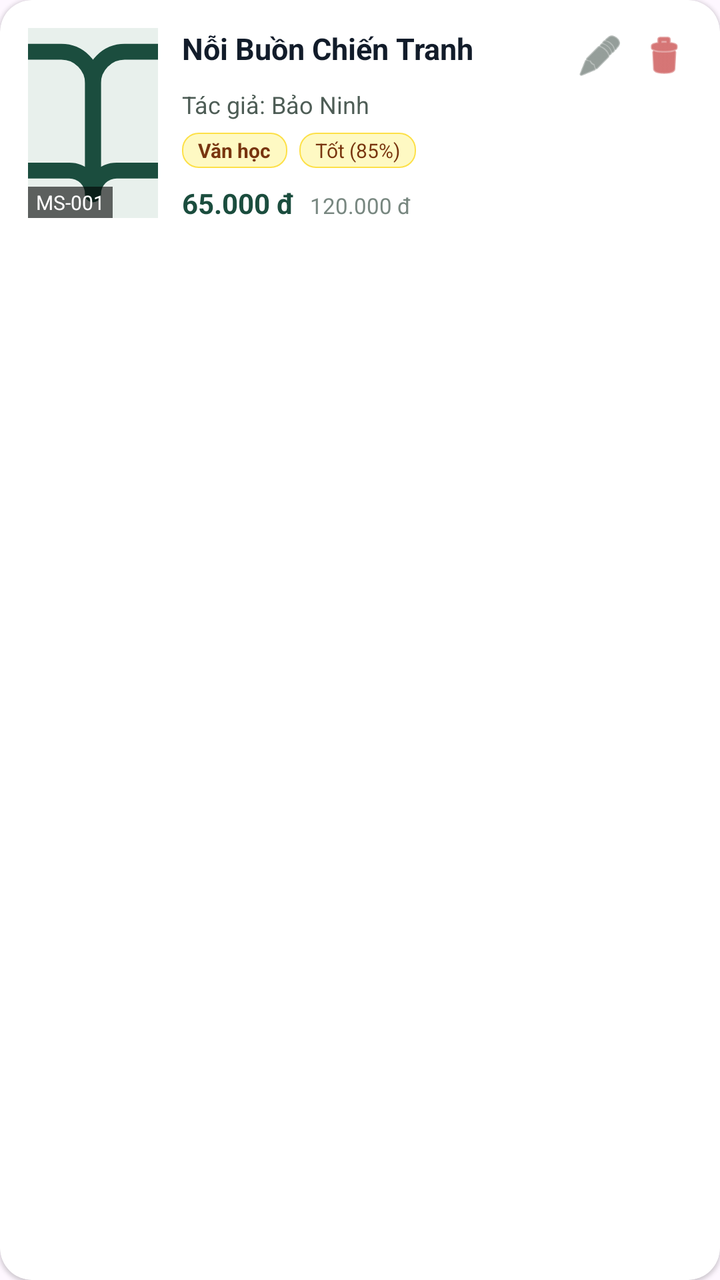
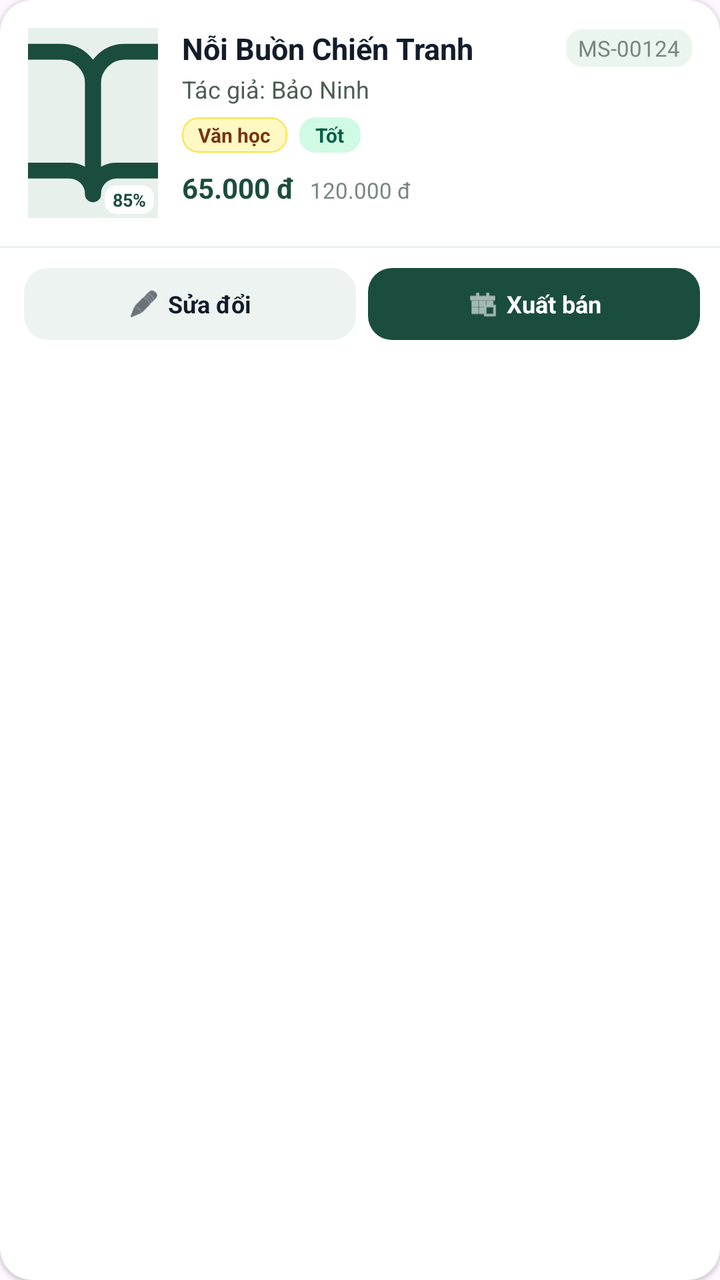

Screens rendered from an Android XML layout before and after an edit, with the pre-edit source and the edit as a unified diff.
<!-- AndroidManifest.xml: application theme Theme.Quanlycuahangsachcu -->
<!-- res/layout/item_book.xml -->
<?xml version="1.0" encoding="utf-8"?>
<androidx.cardview.widget.CardView xmlns:android="http://schemas.android.com/apk/res/android"
    xmlns:app="http://schemas.android.com/apk/res-auto"
    android:layout_width="match_parent"
    android:layout_height="wrap_content"
    android:layout_marginBottom="12dp"
    app:cardCornerRadius="16dp"
    app:cardElevation="1dp"
    app:cardBackgroundColor="@color/surface">

    <LinearLayout
        android:layout_width="match_parent"
        android:layout_height="wrap_content"
        android:baselineAligned="false"
        android:orientation="horizontal"
        android:padding="14dp">

        
        <FrameLayout
            android:layout_width="65dp"
            android:layout_height="95dp"
            android:background="@color/surface_container">

            <ImageView
                android:id="@+id/ivBookCover"
                android:layout_width="match_parent"
                android:layout_height="match_parent"
                android:scaleType="centerCrop"
                android:contentDescription="Book Cover"
                android:src="@drawable/ic_book_open" />

            <TextView
                android:id="@+id/txtBookId"
                android:layout_width="wrap_content"
                android:layout_height="wrap_content"
                android:layout_gravity="bottom"
                android:background="#99000000"
                android:paddingHorizontal="4dp"
                android:paddingVertical="1dp"
                android:text="MS-001"
                android:textColor="@color/white"
                android:textSize="10sp" />
        </FrameLayout>

        
        <LinearLayout
            android:layout_width="0dp"
            android:layout_height="wrap_content"
            android:layout_marginStart="12dp"
            android:layout_weight="1"
            android:orientation="vertical">

            <LinearLayout
                android:layout_width="match_parent"
                android:layout_height="wrap_content"
                android:orientation="horizontal">

                <TextView
                    android:id="@+id/txtBookTitle"
                    android:layout_width="0dp"
                    android:layout_height="wrap_content"
                    android:layout_weight="1"
                    android:ellipsize="end"
                    android:maxLines="2"
                    android:text="Nỗi Buồn Chiến Tranh"
                    android:textColor="@color/on_surface"
                    android:textSize="15sp"
                    android:textStyle="bold" />

                <ImageView
                    android:id="@+id/btnEdit"
                    android:layout_width="28dp"
                    android:layout_height="28dp"
                    android:contentDescription="Edit"
                    android:padding="2dp"
                    android:src="@android:drawable/ic_menu_edit"
                    app:tint="@color/on_surface_variant" />

                <ImageView
                    android:id="@+id/btnDelete"
                    android:layout_width="28dp"
                    android:layout_height="28dp"
                    android:layout_marginStart="4dp"
                    android:contentDescription="Delete"
                    android:padding="2dp"
                    android:src="@android:drawable/ic_menu_delete"
                    app:tint="@color/error" />
            </LinearLayout>

            <TextView
                android:id="@+id/txtAuthor"
                android:layout_width="match_parent"
                android:layout_height="wrap_content"
                android:layout_marginTop="2dp"
                android:ellipsize="end"
                android:maxLines="1"
                android:text="Tác giả: Bảo Ninh"
                android:textColor="@color/on_surface_variant"
                android:textSize="12sp" />

            <LinearLayout
                android:layout_width="match_parent"
                android:layout_height="wrap_content"
                android:layout_marginTop="6dp"
                android:gravity="center_vertical"
                android:orientation="horizontal">

                <TextView
                    android:id="@+id/txtCategoryTag"
                    android:layout_width="wrap_content"
                    android:layout_height="wrap_content"
                    android:background="@drawable/bg_chip_yellow"
                    android:paddingHorizontal="8dp"
                    android:paddingVertical="2dp"
                    android:text="Văn học"
                    android:textColor="#78350F"
                    android:textSize="10sp"
                    android:textStyle="bold" />

                <TextView
                    android:id="@+id/txtCondition"
                    android:layout_width="wrap_content"
                    android:layout_height="wrap_content"
                    android:layout_marginStart="6dp"
                    android:background="@drawable/bg_chip_yellow"
                    android:paddingHorizontal="8dp"
                    android:paddingVertical="2dp"
                    android:text="Tốt (85%)"
                    android:textColor="#78350F"
                    android:textSize="10sp" />
            </LinearLayout>

            <LinearLayout
                android:layout_width="match_parent"
                android:layout_height="wrap_content"
                android:layout_marginTop="8dp"
                android:gravity="bottom"
                android:orientation="horizontal">

                <TextView
                    android:id="@+id/txtPrice"
                    android:layout_width="wrap_content"
                    android:layout_height="wrap_content"
                    android:text="65.000 đ"
                    android:textColor="@color/primary"
                    android:textSize="14sp"
                    android:textStyle="bold" />

                <TextView
                    android:id="@+id/txtOriginalPrice"
                    android:layout_width="wrap_content"
                    android:layout_height="wrap_content"
                    android:layout_marginStart="8dp"
                    android:text="120.000 đ"
                    android:textColor="@color/outline"
                    android:textSize="11sp" />
            </LinearLayout>
        </LinearLayout>
    </LinearLayout>
</androidx.cardview.widget.CardView>
<!-- resources referenced by this layout -->
<resources>
  <color name="error">#BA1A1A</color>
  <color name="on_surface">#121C2A</color>
  <color name="on_surface_variant">#4E5D56</color>
  <color name="outline">#788780</color>
  <color name="primary">#1B4D3E</color>
  <color name="surface">#FFFFFF</color>
  <color name="surface_container">#E8F0EC</color>
  <color name="white">#FFFFFF</color>
  <!-- drawable bg_chip_yellow (drawable) -->
  <?xml version="1.0" encoding="utf-8"?>
  <shape xmlns:android="http://schemas.android.com/apk/res/android"
      android:shape="rectangle">
      <solid android:color="#FEF9C3" />
      <corners android:radius="8dp" />
      <stroke android:width="0.5dp" android:color="#FDE047" />
  </shape>
  <!-- drawable ic_book_open (drawable) -->
  <vector xmlns:android="http://schemas.android.com/apk/res/android"
      android:width="24dp"
      android:height="24dp"
      android:viewportWidth="24"
      android:viewportHeight="24">
      <path
          android:strokeColor="#1B4D3E"
          android:strokeWidth="2"
          android:strokeLineCap="round"
          android:strokeLineJoin="round"
          android:pathData="M2,3h6a4,4 0 0,1 4,4v14a3,3 0 0,0 -3,-3H2z"/>
      <path
          android:strokeColor="#1B4D3E"
          android:strokeWidth="2"
          android:strokeLineCap="round"
          android:strokeLineJoin="round"
          android:pathData="M22,3h-6a4,4 0 0,0 -4,4v14a3,3 0 0,1 3,-3h7z"/>
  </vector>
  <style name="Theme.Quanlycuahangsachcu" parent="Base.Theme.Quanlycuahangsachcu" />
  <style name="Base.Theme.Quanlycuahangsachcu" parent="Theme.Material3.DayNight.NoActionBar">
          
          
      </style>
</resources>

<!-- the commit's change to res/layout/item_book.xml (unified diff, before → after) -->
@@ -11,150 +11,233 @@
     <LinearLayout
         android:layout_width="match_parent"
         android:layout_height="wrap_content"
-        android:baselineAligned="false"
-        android:orientation="horizontal"
-        android:padding="14dp">
-
-        
-        <FrameLayout
-            android:layout_width="65dp"
-            android:layout_height="95dp"
-            android:background="@color/surface_container">
-
-            <ImageView
-                android:id="@+id/ivBookCover"
-                android:layout_width="match_parent"
-                android:layout_height="match_parent"
-                android:scaleType="centerCrop"
-                android:contentDescription="Book Cover"
-                android:src="@drawable/ic_book_open" />
-
-            <TextView
-                android:id="@+id/txtBookId"
-                android:layout_width="wrap_content"
-                android:layout_height="wrap_content"
-                android:layout_gravity="bottom"
-                android:background="#99000000"
-                android:paddingHorizontal="4dp"
-                android:paddingVertical="1dp"
-                android:text="MS-001"
-                android:textColor="@color/white"
-                android:textSize="10sp" />
-        </FrameLayout>
+        android:orientation="vertical">
 
         
         <LinearLayout
-            android:layout_width="0dp"
+            android:layout_width="match_parent"
             android:layout_height="wrap_content"
-            android:layout_marginStart="12dp"
-            android:layout_weight="1"
-            android:orientation="vertical">
-
+            android:baselineAligned="false"
+            android:orientation="horizontal"
+            android:padding="14dp">
+
+            
+            <FrameLayout
+                android:layout_width="65dp"
+                android:layout_height="95dp"
+                android:background="@color/surface_container">
+
+                <ImageView
+                    android:id="@+id/ivBookCover"
+                    android:layout_width="match_parent"
+                    android:layout_height="match_parent"
+                    android:contentDescription="Book Cover"
+                    android:scaleType="centerCrop"
+                    android:src="@drawable/ic_book_open" />
+
+                <TextView
+                    android:id="@+id/txtCoverBadge"
+                    android:layout_width="wrap_content"
+                    android:layout_height="wrap_content"
+                    android:layout_gravity="bottom|end"
+                    android:layout_margin="2dp"
+                    android:background="@drawable/bg_cover_badge"
+                    android:paddingHorizontal="4dp"
+                    android:paddingVertical="1dp"
+                    android:text="85%"
+                    android:textColor="@color/primary"
+                    android:textSize="9sp"
+                    android:textStyle="bold" />
+            </FrameLayout>
+
+            
             <LinearLayout
-                android:layout_width="match_parent"
+                android:layout_width="0dp"
                 android:layout_height="wrap_content"
-                android:orientation="horizontal">
-
-                <TextView
-                    android:id="@+id/txtBookTitle"
-                    android:layout_width="0dp"
-                    android:layout_height="wrap_content"
-                    android:layout_weight="1"
+                android:layout_marginStart="12dp"
+                android:layout_weight="1"
+                android:orientation="vertical">
+
+                <LinearLayout
+                    android:layout_width="match_parent"
+                    android:layout_height="wrap_content"
+                    android:gravity="center_vertical"
+                    android:orientation="horizontal">
+
+                    <TextView
+                        android:id="@+id/txtBookTitle"
+                        android:layout_width="0dp"
+                        android:layout_height="wrap_content"
+                        android:layout_weight="1"
+                        android:ellipsize="end"
+                        android:maxLines="2"
+                        android:text="Nỗi Buồn Chiến Tranh"
+                        android:textColor="@color/on_surface"
+                        android:textSize="15sp"
+                        android:textStyle="bold" />
+
+                    <TextView
+                        android:id="@+id/txtBookId"
+                        android:layout_width="wrap_content"
+                        android:layout_height="wrap_content"
+                        android:layout_marginStart="8dp"
+                        android:background="@drawable/bg_chip"
+                        android:paddingHorizontal="6dp"
+                        android:paddingVertical="2dp"
+                        android:text="MS-00124"
+                        android:textColor="@color/outline"
+                        android:textSize="11sp" />
+                </LinearLayout>
+
+                <TextView
+                    android:id="@+id/txtAuthor"
+                    android:layout_width="match_parent"
+                    android:layout_height="wrap_content"
+                    android:layout_marginTop="2dp"
                     android:ellipsize="end"
-                    android:maxLines="2"
-                    android:text="Nỗi Buồn Chiến Tranh"
-                    android:textColor="@color/on_surface"
-                    android:textSize="15sp"
-                    android:textStyle="bold" />
-
-                <ImageView
-                    android:id="@+id/btnEdit"
-                    android:layout_width="28dp"
-                    android:layout_height="28dp"
-                    android:contentDescription="Edit"
-                    android:padding="2dp"
-                    android:src="@android:drawable/ic_menu_edit"
-                    app:tint="@color/on_surface_variant" />
-
-                <ImageView
-                    android:id="@+id/btnDelete"
-                    android:layout_width="28dp"
-                    android:layout_height="28dp"
-                    android:layout_marginStart="4dp"
-                    android:contentDescription="Delete"
-                    android:padding="2dp"
-                    android:src="@android:drawable/ic_menu_delete"
-                    app:tint="@color/error" />
-            </LinearLayout>
-
-            <TextView
-                android:id="@+id/txtAuthor"
-                android:layout_width="match_parent"
-                android:layout_height="wrap_content"
-                android:layout_marginTop="2dp"
-                android:ellipsize="end"
-                android:maxLines="1"
-                android:text="Tác giả: Bảo Ninh"
-                android:textColor="@color/on_surface_variant"
-                android:textSize="12sp" />
-
-            <LinearLayout
-                android:layout_width="match_parent"
-                android:layout_height="wrap_content"
-                android:layout_marginTop="6dp"
-                android:gravity="center_vertical"
-                android:orientation="horizontal">
-
-                <TextView
-                    android:id="@+id/txtCategoryTag"
-                    android:layout_width="wrap_content"
-                    android:layout_height="wrap_content"
-                    android:background="@drawable/bg_chip_yellow"
-                    android:paddingHorizontal="8dp"
-                    android:paddingVertical="2dp"
-                    android:text="Văn học"
-                    android:textColor="#78350F"
-                    android:textSize="10sp"
-                    android:textStyle="bold" />
-
-                <TextView
-                    android:id="@+id/txtCondition"
-                    android:layout_width="wrap_content"
-                    android:layout_height="wrap_content"
-                    android:layout_marginStart="6dp"
-                    android:background="@drawable/bg_chip_yellow"
-                    android:paddingHorizontal="8dp"
-                    android:paddingVertical="2dp"
-                    android:text="Tốt (85%)"
-                    android:textColor="#78350F"
-                    android:textSize="10sp" />
-            </LinearLayout>
-
-            <LinearLayout
-                android:layout_width="match_parent"
-                android:layout_height="wrap_content"
-                android:layout_marginTop="8dp"
-                android:gravity="bottom"
-                android:orientation="horizontal">
-
-                <TextView
-                    android:id="@+id/txtPrice"
-                    android:layout_width="wrap_content"
-                    android:layout_height="wrap_content"
-                    android:text="65.000 đ"
-                    android:textColor="@color/primary"
-                    android:textSize="14sp"
-                    android:textStyle="bold" />
-
-                <TextView
-                    android:id="@+id/txtOriginalPrice"
-                    android:layout_width="wrap_content"
-                    android:layout_height="wrap_content"
-                    android:layout_marginStart="8dp"
-                    android:text="120.000 đ"
-                    android:textColor="@color/outline"
-                    android:textSize="11sp" />
+                    android:maxLines="1"
+                    android:text="Tác giả: Bảo Ninh"
+                    android:textColor="@color/on_surface_variant"
+                    android:textSize="12sp" />
+
+                <LinearLayout
+                    android:layout_width="match_parent"
+                    android:layout_height="wrap_content"
+                    android:layout_marginTop="6dp"
+                    android:gravity="center_vertical"
+                    android:orientation="horizontal">
+
+                    <TextView
+                        android:id="@+id/txtCategoryTag"
+                        android:layout_width="wrap_content"
+                        android:layout_height="wrap_content"
+                        android:background="@drawable/bg_chip_yellow"
+                        android:paddingHorizontal="8dp"
+                        android:paddingVertical="2dp"
+                        android:text="Văn học"
+                        android:textColor="#78350F"
+                        android:textSize="10sp"
+                        android:textStyle="bold" />
+
+                    <TextView
+                        android:id="@+id/txtCondition"
+                        android:layout_width="wrap_content"
+                        android:layout_height="wrap_content"
+                        android:layout_marginStart="6dp"
+                        android:background="@drawable/bg_badge_green"
+                        android:paddingHorizontal="8dp"
+                        android:paddingVertical="2dp"
+                        android:text="Tốt"
+                        android:textColor="#065F46"
+                        android:textSize="10sp"
+                        android:textStyle="bold" />
+                </LinearLayout>
+
+                <LinearLayout
+                    android:layout_width="match_parent"
+                    android:layout_height="wrap_content"
+                    android:layout_marginTop="8dp"
+                    android:gravity="bottom"
+                    android:orientation="horizontal">
+
+                    <TextView
+                        android:id="@+id/txtPrice"
+                        android:layout_width="wrap_content"
+                        android:layout_height="wrap_content"
+                        android:text="65.000 đ"
+                        android:textColor="@color/primary"
+                        android:textSize="14sp"
+                        android:textStyle="bold" />
+
+                    <TextView
+                        android:id="@+id/txtOriginalPrice"
+                        android:layout_width="wrap_content"
+                        android:layout_height="wrap_content"
+                        android:layout_marginStart="8dp"
+                        android:text="120.000 đ"
+                        android:textColor="@color/outline"
+                        android:textSize="11sp" />
+                </LinearLayout>
             </LinearLayout>
         </LinearLayout>
+
+        
+        <View
+            android:layout_width="match_parent"
+            android:layout_height="1dp"
+            android:background="#E8F0EC" />
+
+        
+        <LinearLayout
+            android:layout_width="match_parent"
+            android:layout_height="wrap_content"
+            android:orientation="horizontal"
+            android:padding="10dp"
+            android:weightSum="2">
+
+            
+            <LinearLayout
+                android:id="@+id/btnEdit"
+                android:layout_width="0dp"
+                android:layout_height="36dp"
+                android:layout_weight="1"
+                android:layout_marginHorizontal="2dp"
+                android:background="@drawable/bg_btn_rounded"
+                android:clickable="true"
+                android:focusable="true"
+                android:foreground="?attr/selectableItemBackground"
+                android:gravity="center"
+                android:orientation="horizontal">
+
+                <ImageView
+                    android:layout_width="16dp"
+                    android:layout_height="16dp"
+                    android:contentDescription="Edit"
+                    android:src="@android:drawable/ic_menu_edit"
+                    app:tint="@color/on_surface" />
+
+                <TextView
+                    android:layout_width="wrap_content"
+                    android:layout_height="wrap_content"
+                    android:layout_marginStart="4dp"
+                    android:text="Sửa đổi"
+                    android:textColor="@color/on_surface"
+                    android:textSize="12sp"
+                    android:textStyle="bold" />
+            </LinearLayout>
+
+            
+            <LinearLayout
+                android:id="@+id/btnSell"
+                android:layout_width="0dp"
+                android:layout_height="36dp"
+                android:layout_weight="1"
+                android:layout_marginStart="4dp"
+                android:background="@drawable/bg_btn_primary_rounded"
+                android:clickable="true"
+                android:focusable="true"
+                android:foreground="?attr/selectableItemBackground"
+                android:gravity="center"
+                android:orientation="horizontal">
+
+                <ImageView
+                    android:layout_width="16dp"
+                    android:layout_height="16dp"
+                    android:contentDescription="Sell"
+                    android:src="@android:drawable/ic_menu_today"
+                    app:tint="@color/white" />
+
+                <TextView
+                    android:layout_width="wrap_content"
+                    android:layout_height="wrap_content"
+                    android:layout_marginStart="4dp"
+                    android:text="Xuất bán"
+                    android:textColor="@color/white"
+                    android:textSize="12sp"
+                    android:textStyle="bold" />
+            </LinearLayout>
+
+        </LinearLayout>
+
     </LinearLayout>
 </androidx.cardview.widget.CardView>
<!-- resource entries referenced after the edit -->
@@ -1,6 +1,5 @@
 <!-- resources referenced by this layout -->
 <resources>
-  <color name="error">#BA1A1A</color>
   <color name="on_surface">#121C2A</color>
   <color name="on_surface_variant">#4E5D56</color>
   <color name="outline">#788780</color>
@@ -8,6 +7,34 @@
   <color name="surface">#FFFFFF</color>
   <color name="surface_container">#E8F0EC</color>
   <color name="white">#FFFFFF</color>
+  <!-- drawable bg_badge_green (drawable) -->
+  <?xml version="1.0" encoding="utf-8"?>
+  <shape xmlns:android="http://schemas.android.com/apk/res/android"
+      android:shape="rectangle">
+      <solid android:color="#D1FAE5" />
+      <corners android:radius="8dp" />
+  </shape>
+  <!-- drawable bg_btn_primary_rounded (drawable) -->
+  <?xml version="1.0" encoding="utf-8"?>
+  <shape xmlns:android="http://schemas.android.com/apk/res/android"
+      android:shape="rectangle">
+      <solid android:color="@color/primary" />
+      <corners android:radius="12dp" />
+  </shape>
+  <!-- drawable bg_btn_rounded (drawable) -->
+  <?xml version="1.0" encoding="utf-8"?>
+  <shape xmlns:android="http://schemas.android.com/apk/res/android"
+      android:shape="rectangle">
+      <solid android:color="#EDF3F0" />
+      <corners android:radius="12dp" />
+  </shape>
+  <!-- drawable bg_chip (drawable) -->
+  <?xml version="1.0" encoding="utf-8"?>
+  <shape xmlns:android="http://schemas.android.com/apk/res/android"
+      android:shape="rectangle">
+      <solid android:color="#EAF5ED" />
+      <corners android:radius="8dp" />
+  </shape>
   <!-- drawable bg_chip_yellow (drawable) -->
   <?xml version="1.0" encoding="utf-8"?>
   <shape xmlns:android="http://schemas.android.com/apk/res/android"
@@ -15,6 +42,13 @@
       <solid android:color="#FEF9C3" />
       <corners android:radius="8dp" />
       <stroke android:width="0.5dp" android:color="#FDE047" />
+  </shape>
+  <!-- drawable bg_cover_badge (drawable) -->
+  <?xml version="1.0" encoding="utf-8"?>
+  <shape xmlns:android="http://schemas.android.com/apk/res/android"
+      android:shape="rectangle">
+      <solid android:color="#E6FFFFFF" />
+      <corners android:radius="6dp" />
   </shape>
   <!-- drawable ic_book_open (drawable) -->
   <vector xmlns:android="http://schemas.android.com/apk/res/android"
